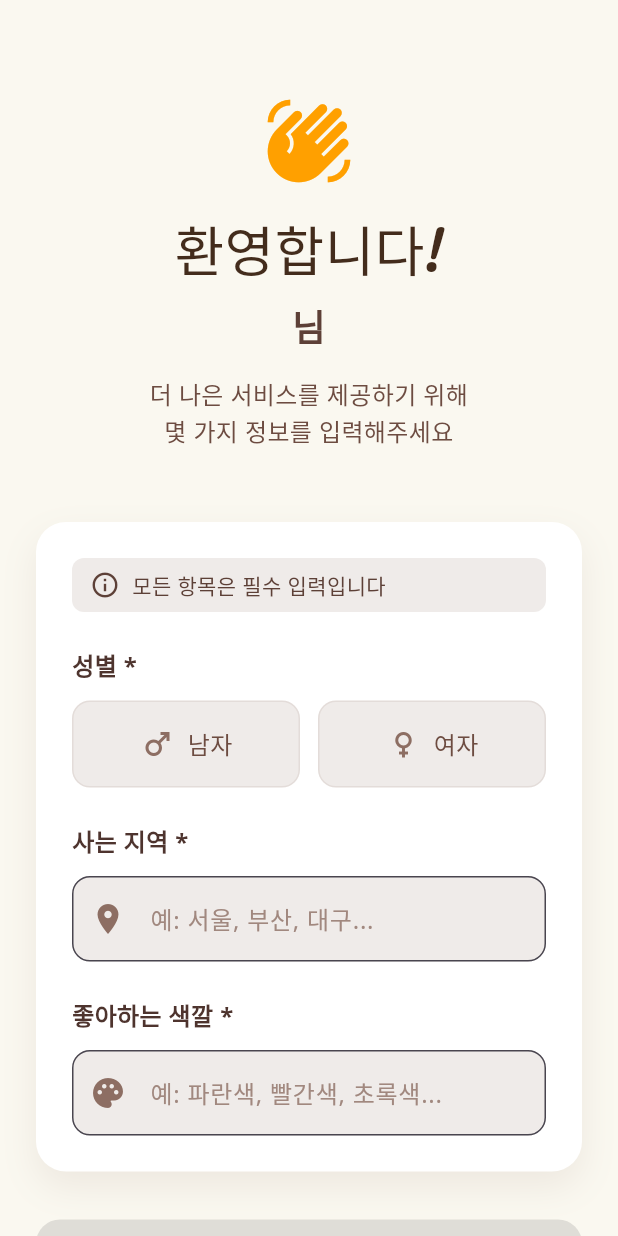
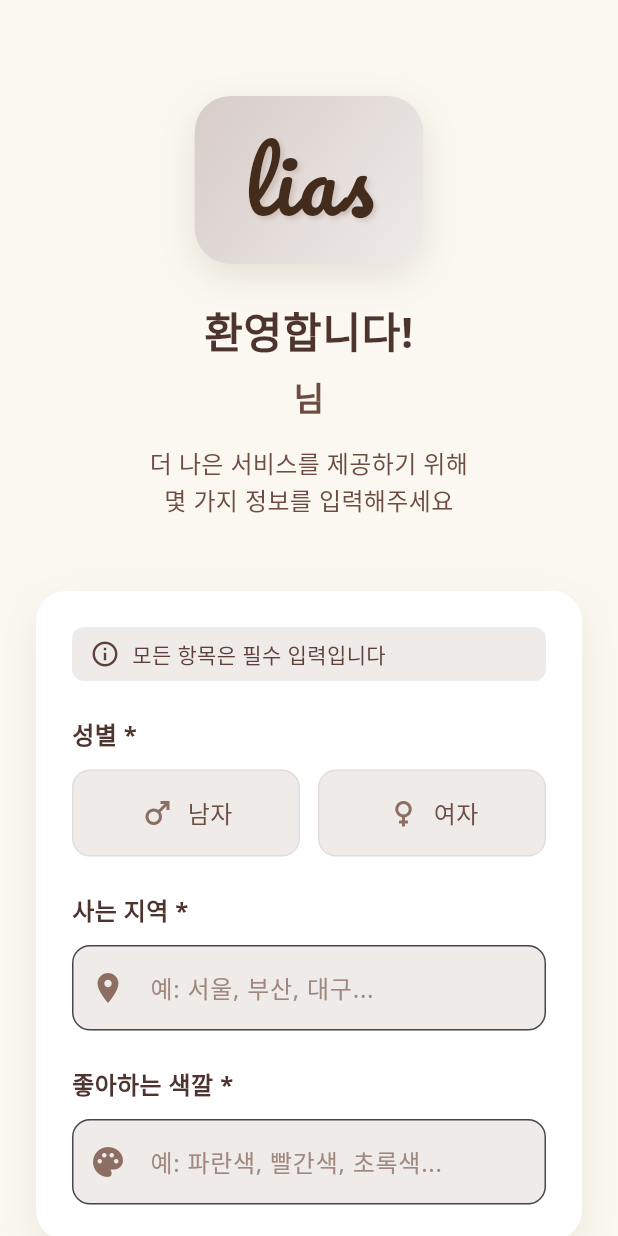
Before and after one commit to dsiaked/lias, a Flutter app: the WelcomeOnboardingScreen screen opened directly with empty values, on a phone screen of 412 x 824 dp. Run offline on Flutter 3.47's test engine with Material 3 defaults, Android fonts, the phone set to English and light mode, and no system bars; our stand-ins replace cloud_firestore, firebase_auth, firebase_core, flutter_dotenv, font_awesome_flutter, google_fonts and 5 more; accounts and stored records are empty; generated files the repository leaves out were written again; network calls fail.

Commit message:
온보딩 화면 최종 완성본

```diff
--- a/lib/screens/welcome_onboarding_screen.dart
+++ b/lib/screens/welcome_onboarding_screen.dart
@@ -106,17 +106,56 @@ class _WelcomeOnboardingScreenState extends State<WelcomeOnboardingScreen> {
                       Center(
                         child: Column(
                           children: [
-                            Icon(
-                              Icons.waving_hand,
-                              size: 60,
-                              color: Colors.amber[700],
+                            // Lias 로고
+                            Container(
+                              padding: const EdgeInsets.symmetric(
+                                horizontal: 32,
+                                vertical: 16,
+                              ),
+                              decoration: BoxDecoration(
+                                gradient: LinearGradient(
+                                  colors: [
+                                    Colors.brown[100]!,
+                                    Colors.brown[50]!,
+                                  ],
+                                  begin: Alignment.topLeft,
+                                  end: Alignment.bottomRight,
+                                ),
+                                borderRadius: BorderRadius.circular(24),
+                                boxShadow: [
+                                  BoxShadow(
+                                    color: Colors.brown.withValues(alpha: 0.15),
+                                    blurRadius: 20,
+                                    offset: const Offset(0, 8),
+                                  ),
+                                ],
+                              ),
+                              child: Text(
+                                'lias',
+                                style: GoogleFonts.pacifico(
+                                  fontSize: 56,
+                                  color: const Color(0xFF432C1C),
+                                  letterSpacing: 2,
+                                  shadows: [
+                                    Shadow(
+                                      color: Colors.brown.withValues(
+                                        alpha: 0.2,
+                                      ),
+                                      offset: const Offset(2, 2),
+                                      blurRadius: 4,
+                                    ),
+                                  ],
+                                ),
+                              ),
                             ),
-                            const SizedBox(height: 16),
+                            const SizedBox(height: 24),
                             Text(
                               '환영합니다!',
-                              style: GoogleFonts.pacifico(
-                                fontSize: 36,
-                                color: const Color(0xFF432C1C),
+                              style: GoogleFonts.notoSans(
+                                fontSize: 28,
+                                fontWeight: FontWeight.w700,
+                                color: Colors.brown[800],
+                                letterSpacing: 0.5,
                               ),
                               textAlign: TextAlign.center,
                             ),
@@ -124,9 +163,9 @@ class _WelcomeOnboardingScreenState extends State<WelcomeOnboardingScreen> {
                             Text(
                               '${widget.userName}님',
                               style: GoogleFonts.notoSans(
-                                fontSize: 24,
-                                fontWeight: FontWeight.bold,
-                                color: Colors.brown[700],
+                                fontSize: 22,
+                                fontWeight: FontWeight.w600,
+                                color: Colors.brown[600],
                               ),
                             ),
                             const SizedBox(height: 16),
```
Also changed, not shown: pubspec.lock, 1 other file.
